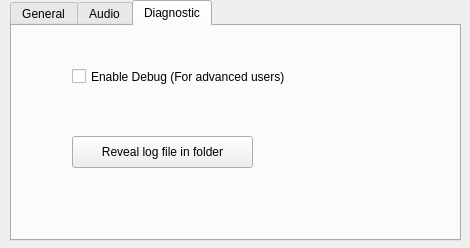
Before: the Qt Designer form settings_dialog.ui in seven1240/trainer-studio-opensource, drawn with Qt 5.
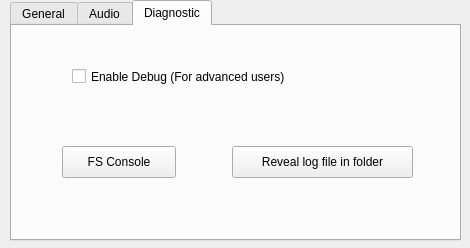
After: the same form once the commit is applied. The open tabs and pages were chosen to show the change.

What changed in the file:
```diff
--- a/settings_dialog.ui
+++ b/settings_dialog.ui
@@ -344,8 +344,8 @@
     <widget class="QPushButton" name="pushButton_2">
      <property name="geometry">
       <rect>
-       <x>60</x>
-       <y>110</y>
+       <x>220</x>
+       <y>120</y>
        <width>181</width>
        <height>32</height>
       </rect>
@@ -354,6 +354,19 @@
       <string>Reveal log file in folder</string>
      </property>
     </widget>
+    <widget class="QPushButton" name="pbFSConsole">
+     <property name="geometry">
+      <rect>
+       <x>50</x>
+       <y>120</y>
+       <width>114</width>
+       <height>32</height>
+      </rect>
+     </property>
+     <property name="text">
+      <string>FS Console</string>
+     </property>
+    </widget>
    </widget>
   </widget>
  </widget>
```
Left out of the diff: 2 changed lines with no effect on the pictures.
